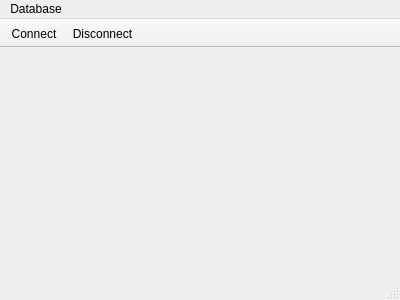
First picture: the form in mainwindow.ui, repository Kuszki/EW-Database, before the edit.
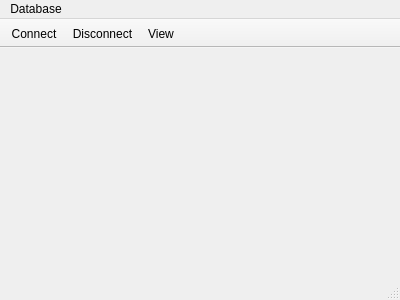
Second picture: the form after the edit. Icons and pictures are not drawn.

```diff
--- a/mainwindow.ui
+++ b/mainwindow.ui
@@ -53,6 +53,7 @@
    </attribute>
    <addaction name="actionConnect"/>
    <addaction name="actionDisconnect"/>
+   <addaction name="actionView"/>
   </widget>
   <widget class="QStatusBar" name="statusBar"/>
   <action name="actionConnect">
@@ -71,6 +72,11 @@
     <string>Disconnect</string>
    </property>
   </action>
+  <action name="actionView">
+   <property name="text">
+    <string>View</string>
+   </property>
+  </action>
  </widget>
  <layoutdefault spacing="6" margin="11"/>
  <resources/>
```
Left out of the diff: 11 changed lines with no effect on the pictures.
